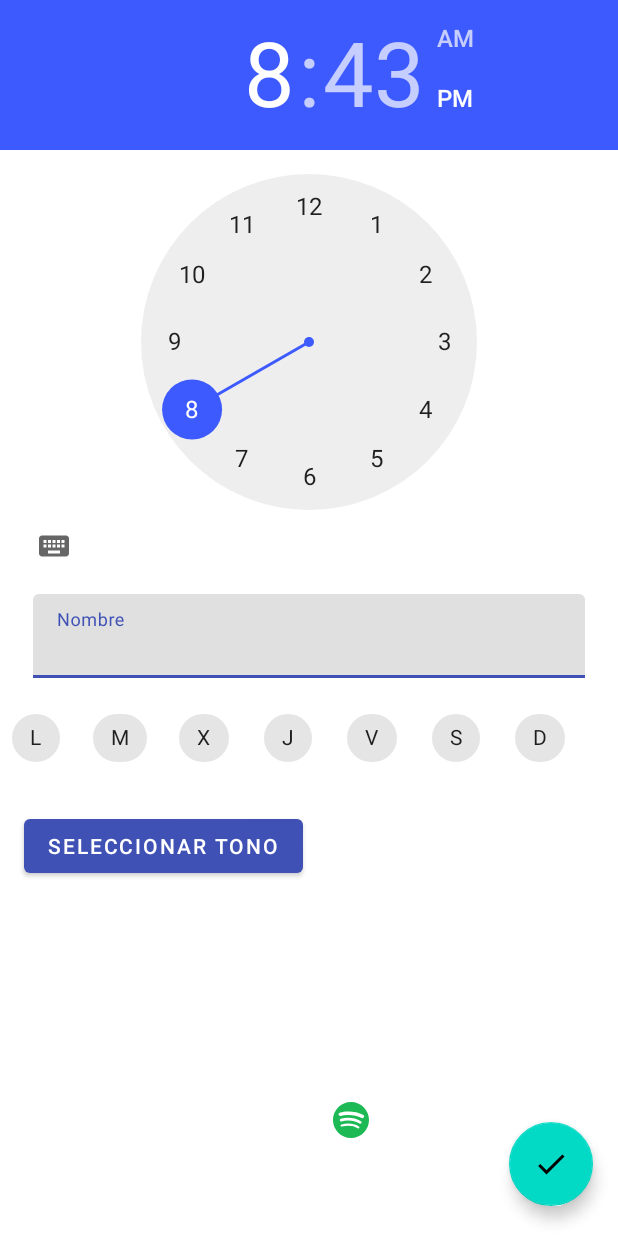
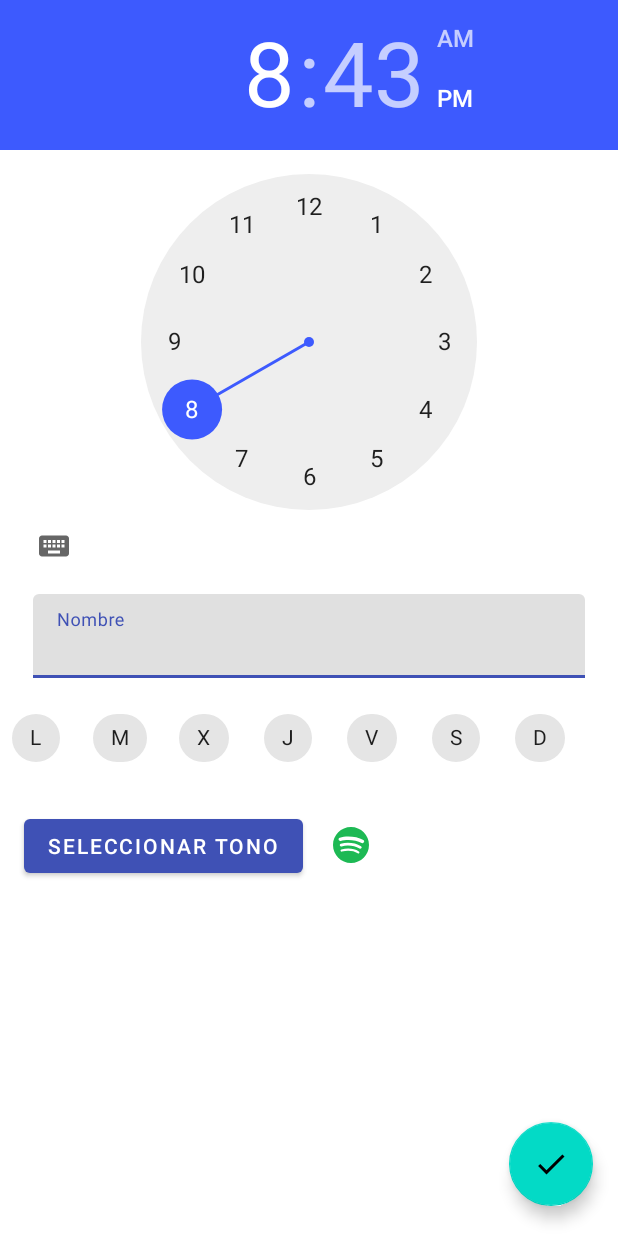
Before and after one commit to daniferna/Clock, an Android app: the layout activity_add_alarm.xml on its own in the app's theme, with its tools: preview values and no code run, on a phone screen of 412 x 824 dp. Run offline under Robolectric (Android 15) with nearby library versions, the phone set to English and light mode, and no system bars.

Commit message:
Pequeños arreglos.

```diff
--- a/app/src/main/java/es/uniovi/uo257977/clock/AddAlarmActivity.java
+++ b/app/src/main/java/es/uniovi/uo257977/clock/AddAlarmActivity.java
@@ -3,8 +3,12 @@ package es.uniovi.uo257977.clock;
 import android.content.Intent;
 import android.media.RingtoneManager;
 import android.net.Uri;
+import android.os.Build;
 import android.os.Bundle;
 import android.view.View;
+import android.widget.TimePicker;
+
+import java.util.Calendar;
 
 import androidx.annotation.Nullable;
 import androidx.appcompat.app.AppCompatActivity;
@@ -13,10 +17,19 @@ public class AddAlarmActivity extends AppCompatActivity {
 
     private final int TONE_PICKER = 001;
 
+    private TimePicker timePicker;
+
     @Override
     protected void onCreate(Bundle savedInstanceState) {
         super.onCreate(savedInstanceState);
         setContentView(R.layout.activity_add_alarm);
+
+        timePicker = findViewById(R.id.timePicker_addAlarm);
+        timePicker.setIs24HourView(true);
+        if (Build.VERSION.SDK_INT >= Build.VERSION_CODES.M)
+            //Arregla un bug de algunas versiones de Android que no ponen bien la hora en formato 24H
+            timePicker.setHour(Calendar.getInstance().get(Calendar.HOUR_OF_DAY));
+
     }
 
     public void seleccionarTonoAdd(View view) {
--- a/app/src/main/java/es/uniovi/uo257977/clock/MainActivity.java
+++ b/app/src/main/java/es/uniovi/uo257977/clock/MainActivity.java
@@ -108,10 +108,11 @@ public class MainActivity extends AppCompatActivity {
     }
 
     private void changeFromAddToPlayAnimate() {
+        if (needAnimate){
         AnimatedVectorDrawableCompat drawable = AnimatedVectorDrawableCompat.create(getApplicationContext(), R.drawable.from_add_to_play);
         fab.setImageDrawable(drawable);
-        if (needAnimate)
-            drawable.start();
+        drawable.start();
+        }
     }
 
     private void changeFromPlayToAddAnimate() {
--- a/app/src/main/res/layout/activity_add_alarm.xml
+++ b/app/src/main/res/layout/activity_add_alarm.xml
@@ -10,9 +10,10 @@
         android:id="@+id/timePicker_addAlarm"
         android:layout_width="0dp"
         android:layout_height="wrap_content"
+        android:theme="@android:style/Widget.Material.TimePicker"
         app:layout_constraintEnd_toEndOf="parent"
         app:layout_constraintStart_toStartOf="parent"
-        app:layout_constraintTop_toTopOf="parent"></TimePicker>
+        app:layout_constraintTop_toTopOf="parent"/>
 
     <com.google.android.material.textfield.TextInputLayout
         android:id="@+id/txt_addNombreAlarma"
@@ -21,7 +22,7 @@
         android:layout_marginStart="8dp"
         android:layout_marginTop="8dp"
         android:layout_marginEnd="8dp"
-        android:hint="Nombre"
+        android:hint="@string/nombreAddAlarm"
         app:hintAnimationEnabled="true"
         app:hintEnabled="true"
         app:layout_constraintEnd_toEndOf="parent"
@@ -42,7 +43,7 @@
         android:layout_marginEnd="8dp"
         android:layout_marginBottom="8dp"
         android:onClick="seleccionarTonoAdd"
-        android:text="Seleccionar tono"
+        android:text="@string/seleccionar_tono"
         app:layout_constraintBottom_toBottomOf="parent"
         app:layout_constraintEnd_toEndOf="parent"
         app:layout_constraintHorizontal_bias="0.039"
@@ -65,7 +66,8 @@
         app:layout_constraintStart_toStartOf="parent"
         app:layout_constraintTop_toTopOf="parent"
         app:layout_constraintVertical_bias="0.984"
-        app:srcCompat="@drawable/ic_check_white_24dp" />
+        app:srcCompat="@drawable/ic_check_white_24dp"
+        android:focusable="true" />
 
     <com.google.android.material.chip.ChipGroup
         android:id="@+id/chipGroup_addAlarm"
@@ -77,67 +79,95 @@
         app:layout_constraintEnd_toStartOf="@+id/fab_addAlarm"
         app:layout_constraintHorizontal_bias="0.14"
         app:layout_constraintStart_toStartOf="parent"
-        app:layout_constraintTop_toBottomOf="@+id/txt_addNombreAlarma">
+        app:layout_constraintTop_toBottomOf="@+id/txt_addNombreAlarma"
+        app:singleLine="true"
+        app:singleSelection="false">
 
         <com.google.android.material.chip.Chip
             android:id="@+id/chip_lunesAdd"
             android:layout_width="wrap_content"
             android:layout_height="wrap_content"
-            android:text="L" />
+            android:checkable="true"
+            android:checked="false"
+            android:text="@string/lunes_short"
+            app:checkedIconEnabled="false"
+            />
 
         <com.google.android.material.chip.Chip
             android:id="@+id/chip_martesAdd"
             android:layout_width="wrap_content"
             android:layout_height="wrap_content"
-            android:text="M" />
+            android:checkable="true"
+            android:checked="false"
+            android:text="@string/martes_short"
+            app:checkedIconEnabled="false"
+            />
 
         <com.google.android.material.chip.Chip
             android:id="@+id/chip_miercolesAdd"
             android:layout_width="wrap_content"
             android:layout_height="wrap_content"
-            android:text="X" />
+            android:checkable="true"
+            android:checked="false"
+            android:text="@string/miercoles_short"
+            app:checkedIconEnabled="false"
+            />
 
         <com.google.android.material.chip.Chip
             android:id="@+id/chip_juevesAdd"
             android:layout_width="wrap_content"
             android:layout_height="wrap_content"
-            android:text="J" />
+            android:checkable="true"
+            android:checked="false"
+            android:text="@string/jueves_short"
+            app:checkedIconEnabled="false"
+            />
 
         <com.google.android.material.chip.Chip
             android:id="@+id/chip_viernesAdd"
             android:layout_width="wrap_content"
             android:layout_height="wrap_content"
-            android:text="V" />
+            android:checkable="true"
+            android:checked="false"
+            android:text="@string/viernes_short"
+            app:checkedIconEnabled="false"
+            />
 
         <com.google.android.material.chip.Chip
             android:id="@+id/chip_sabadoAdd"
             android:layout_width="wrap_content"
             android:layout_height="wrap_content"
-            android:text="S" />
+            android:checkable="true"
+            android:checked="false"
+            android:text="@string/sabado_short"
+            app:checkedIconEnabled="false"
+            />
 
         <com.google.android.material.chip.Chip
             android:id="@+id/chip_domingoAdd"
             android:layout_width="wrap_content"
             android:layout_height="wrap_content"
-            android:text="D" />
+            android:checkable="true"
+            android:checked="false"
+            android:text="@string/domingo_short"
+            app:checkedIconEnabled="false"
+            />
     </com.google.android.material.chip.ChipGroup>
 
     <ImageButton
         android:id="@+id/imageButton"
         style="@android:style/Widget.Material.ImageButton"
-        android:layout_width="wrap_content"
-        android:layout_height="wrap_content"
+        android:layout_width="47dp"
+        android:layout_height="46dp"
         android:layout_marginStart="8dp"
-        android:layout_marginTop="8dp"
+        android:layout_marginTop="24dp"
         android:layout_marginEnd="8dp"
-        android:layout_marginBottom="8dp"
         android:backgroundTint="?android:attr/colorBackground"
-        app:layout_constraintBottom_toBottomOf="parent"
         app:layout_constraintEnd_toStartOf="@+id/fab_addAlarm"
         app:layout_constraintHorizontal_bias="0.0"
         app:layout_constraintStart_toEndOf="@+id/btn_seleccionarTonoAdd"
         app:layout_constraintTop_toBottomOf="@+id/chipGroup_addAlarm"
-        app:layout_constraintVertical_bias="0.809"
-        app:srcCompat="@drawable/ic_spotify_1" />
+        app:srcCompat="@drawable/ic_spotify_1"
+        android:contentDescription="@string/spotify_icon" />
 
 </androidx.constraintlayout.widget.ConstraintLayout>
--- a/app/src/main/res/values/strings.xml
+++ b/app/src/main/res/values/strings.xml
@@ -11,10 +11,15 @@
 
     <!-- TODO: Remove or change this placeholder text -->
     <string name="hello_blank_fragment">Hello blank fragment</string>
-    <string name="test">TEST\nTestTEST\nTestTEST\nTestTEST\nTestTEST\nTestTEST\nTestTEST\nTestTEST\nTestTEST\nTestTEST\nTestTEST\nTestTEST\nTest
-    TEST\nTestTEST\nTestTEST\nTestTEST\nTestTEST\nTestTEST\nTestTEST\nTestTEST\nTestTEST\nTestTEST\nTestTEST\nTestTEST\nTest
-    TEST\nTestTEST\nTestTEST\nTestTEST\nTestTEST\nTestTEST\nTestTEST\nTestTEST\nTestTEST\nTestTEST\nTestTEST\nTestTEST\nTestTEST\nTest
-    TEST\nTestTEST\nTestTEST\nTestTEST\nTestTEST\nTestTEST\nTestTEST\nTestTEST\nTestTEST\nTestTEST\nTestTEST\nTestTEST\nTestTEST\nTestTEST\nTestTEST\nTestTEST\nTestTEST\nTestTEST\nTestTEST\nTestTEST\nTestTEST\nTestTEST\nTestTEST\nTestTEST\nTestTEST\nTest
-        TEST\nTestTEST\nTestTEST\nTestTEST\nTestTEST\nTestTEST\nTestTEST\nTestTEST\nTestTEST\nTestTEST\nTestTEST\nTestTEST\nTestTEST\nTestTEST\nTestTEST\nTestTEST\nTestTEST\nTestTEST\nTestTEST\nTestTEST\nTestTEST\nTestTEST\nTestTEST\nTestTEST\nTest
-    </string>
+
+    <string name="nombreAddAlarm">Nombre</string>
+    <string name="seleccionar_tono">Seleccionar tono</string>
+    <string name="lunes_short">L</string>
+    <string name="martes_short">M</string>
+    <string name="miercoles_short">X</string>
+    <string name="jueves_short">J</string>
+    <string name="viernes_short">V</string>
+    <string name="sabado_short">S</string>
+    <string name="domingo_short">D</string>
+    <string name="spotify_icon">Spotify icon</string>
 </resources>
```
